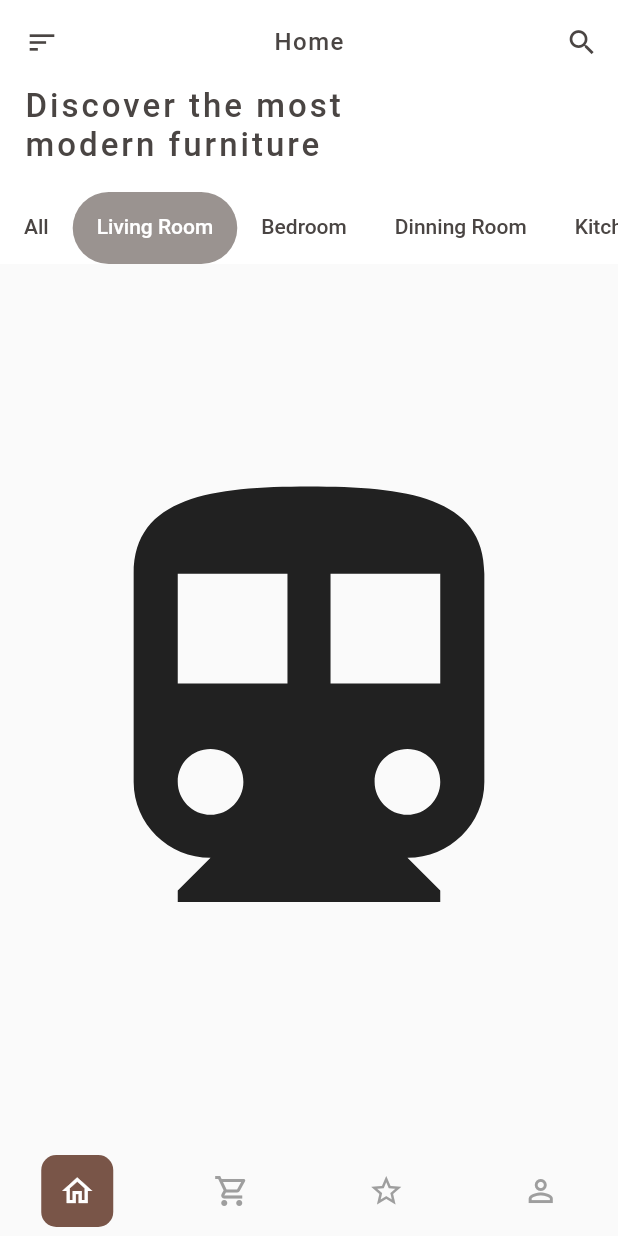
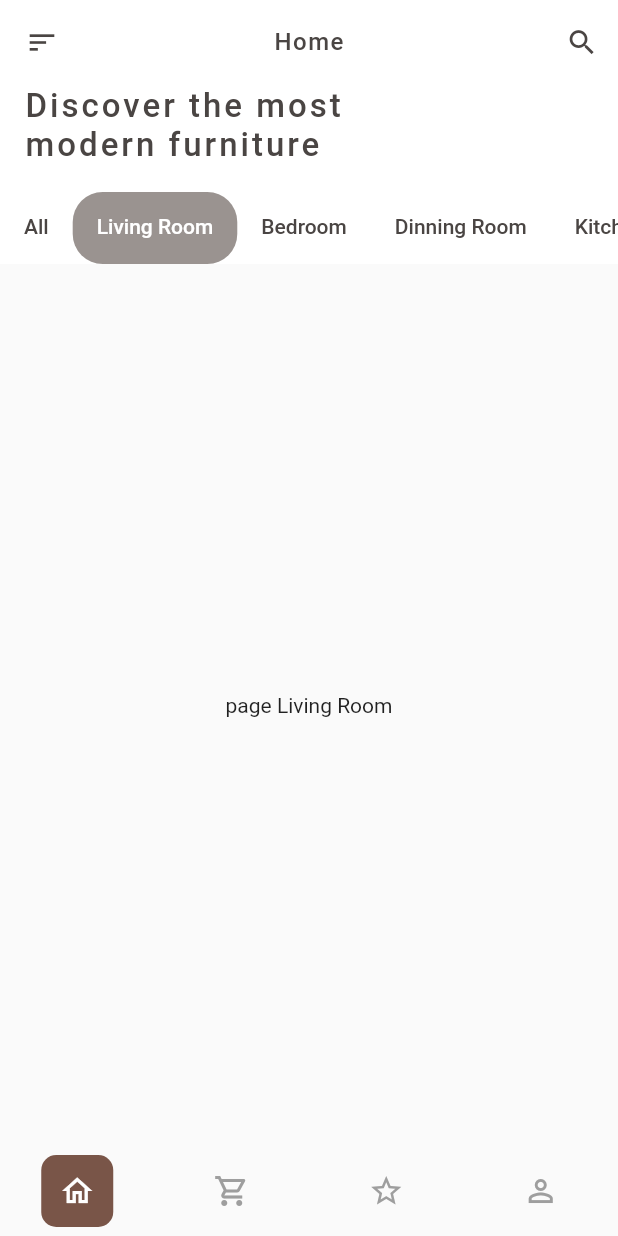
Before and after one commit to Faridkharisudin/fic_tugas_pertemuan_3-4, a Flutter app: the screen it shows after launch, tab 2 chosen, on a phone screen of 412 x 824 dp. Run offline on Flutter 3.47's test engine with Material 2 defaults, Android fonts, the light colour scheme and no system bars.

Commit message:
fourth commit

```diff
--- a/lib/pagesBottom/pagesData.dart
+++ b/lib/pagesBottom/pagesData.dart
@@ -11,7 +11,6 @@ class Page1 extends StatefulWidget {
 class _Page1State extends State<Page1> {
   @override
   Widget build(BuildContext context) {
-
     var size = MediaQuery.of(context).size;
 
     final double itemHeight = (size.height - kToolbarHeight - 240) / 2;
@@ -39,7 +38,7 @@ class _Page1State extends State<Page1> {
               floating: true,
               bottom: TabBar(
                 indicator: BoxDecoration(
-                    borderRadius: BorderRadius.circular(40.0),
+                  borderRadius: BorderRadius.circular(20.0),
                   color: const Color(0xFF9A9390),
                 ),
                 labelColor: Colors.white,
@@ -91,10 +90,10 @@ class _Page1State extends State<Page1> {
                 ],
               ),
             ),
-              Icon(Icons.directions_transit, size: 350),
-              Icon(Icons.directions_car, size: 350),
-              Icon(Icons.directions_bike, size: 350),
-              Icon(Icons.directions_boat, size: 350),
+            Center(child: Text('page Living Room'),),
+            Center(child: Text('page Bedroom'),),
+            Center(child: Text('page Dinning Room'),),
+            Center(child: Text('page Kitchen'),),
           ],
         ),
       ),
@@ -120,7 +119,7 @@ class _Page2State extends State<Page2> {
 }
 
 class Page3 extends StatefulWidget {
-  const Page3({ Key? key }) : super(key: key);
+  const Page3({Key? key}) : super(key: key);
 
   @override
   _Page3State createState() => _Page3State();
@@ -135,8 +134,9 @@ class _Page3State extends State<Page3> {
     );
   }
 }
+
 class Page4 extends StatefulWidget {
-  const Page4({ Key? key }) : super(key: key);
+  const Page4({Key? key}) : super(key: key);
 
   @override
   _Page4State createState() => _Page4State();
```
Lines whose indentation alone changed are shown as unchanged.
